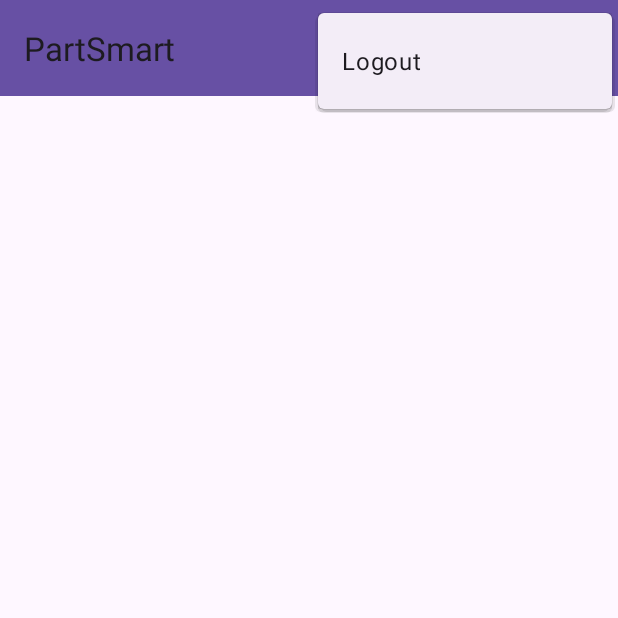
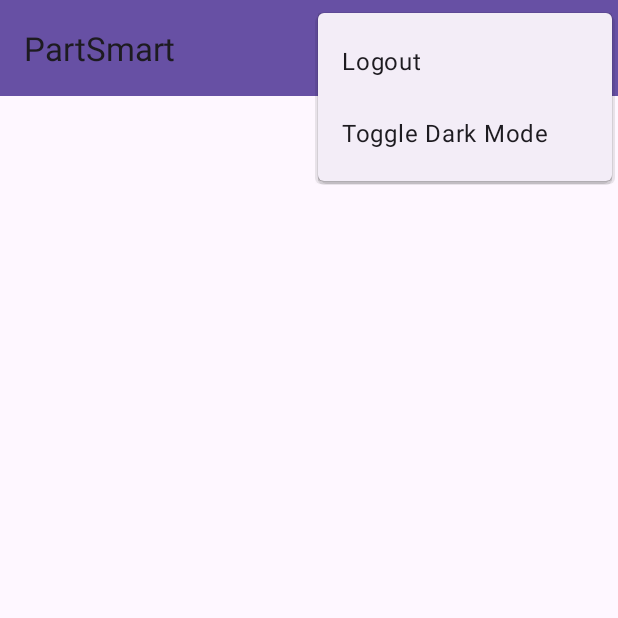
Before and after one commit to TheRealYT/PartSmart, an Android app built with Jetpack Compose: the HomeActivity screen opened directly, with no data from a screen before it, with the options menu open, on a phone screen of 412 x 824 dp, the top half of it. Run offline under Robolectric (Android 15) with nearby library versions, the phone set to English and light mode, and no system bars.

Commit message:
add theme toggle menu

```diff
--- a/app/src/main/java/et/com/partsmart/MainActivity.kt
+++ b/app/src/main/java/et/com/partsmart/MainActivity.kt
@@ -5,6 +5,7 @@ import android.os.Bundle
 import androidx.activity.enableEdgeToEdge
 import androidx.activity.viewModels
 import androidx.appcompat.app.AppCompatActivity
+import androidx.appcompat.app.AppCompatDelegate
 import androidx.core.view.ViewCompat
 import androidx.core.view.WindowInsetsCompat
 import androidx.lifecycle.ViewModelProvider
@@ -18,6 +19,10 @@ class MainActivity : AppCompatActivity() {
     }
 
     override fun onCreate(savedInstanceState: Bundle?) {
+        val prefs = getSharedPreferences("settings", MODE_PRIVATE)
+        val themeMode = prefs.getInt("theme", AppCompatDelegate.MODE_NIGHT_FOLLOW_SYSTEM)
+        AppCompatDelegate.setDefaultNightMode(themeMode)
+
         super.onCreate(savedInstanceState)
 
         if (viewModel.hasLoginSession()) {
--- a/app/src/main/res/menu/home_menu.xml
+++ b/app/src/main/res/menu/home_menu.xml
@@ -3,4 +3,8 @@
     <item
         android:id="@+id/menu_logout"
         android:title="@string/logout" />
+
+    <item
+        android:id="@+id/menu_toggle_dark"
+        android:title="@string/toggle_dark_mode" />
 </menu>
--- a/app/src/main/res/values/strings.xml
+++ b/app/src/main/res/values/strings.xml
@@ -53,4 +53,5 @@
     <string name="registration_failed">Registration failed</string>
     <string name="registered_successfully">Registered successfully</string>
     <string name="logout">Logout</string>
+    <string name="toggle_dark_mode">Toggle Dark Mode</string>
 </resources>
```
Also changed, not shown: app/src/main/java/et/com/partsmart/HomeActivity.kt (+25 -0 lines).
